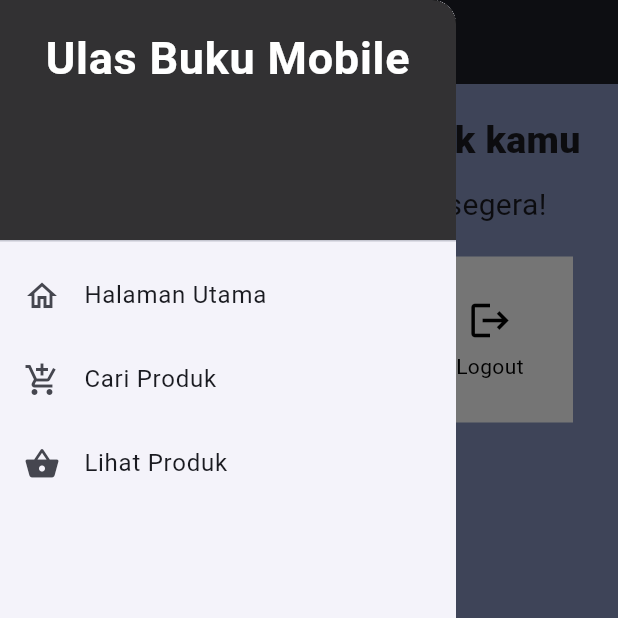
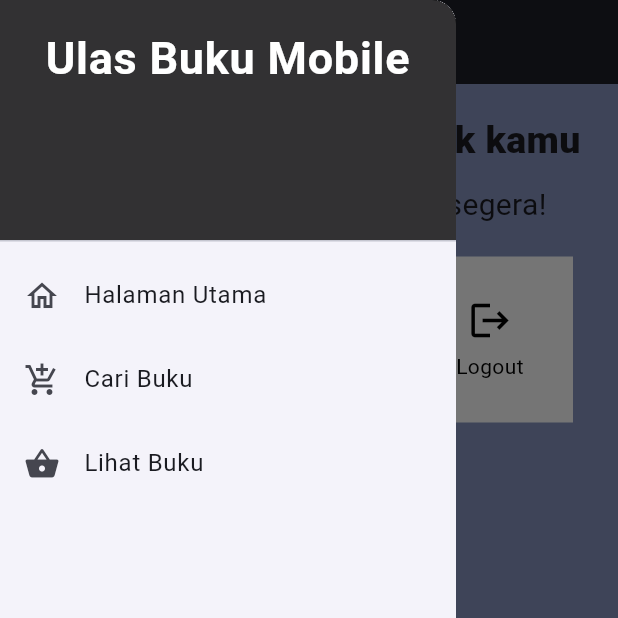
Before and after one commit to kelompok-e10/UlasBuku-Mobile, a Flutter app: the MyHomePage screen opened directly, with the side drawer open, on a phone screen of 412 x 824 dp, the top half of it. Run offline on Flutter 3.47's test engine with Material 3 defaults, Android fonts, the phone set to English and light mode, and no system bars; missing offline and left inert: pbp_django_auth.

Commit message:
cari buku lihat buku done

```diff
--- a/lib/widgets/left_drawer.dart
+++ b/lib/widgets/left_drawer.dart
@@ -44,21 +44,21 @@ class LeftDrawer extends StatelessWidget {
           ),
           ListTile(
             leading: const Icon(Icons.add_shopping_cart),
-            title: const Text('Cari Produk'),
+            title: const Text('Cari Buku'),
             // Bagian redirection ke ShopFormPage
             onTap: () {
               Navigator.pushReplacement(
                   context,
                   MaterialPageRoute(
-                    builder: (context) =>  ProductSearchPage(),
+                    builder: (context) => ProductSearchPage(),
                   ));
             },
           ),
           ListTile(
             leading: const Icon(Icons.shopping_basket),
-            title: const Text('Lihat Produk'),
+            title: const Text('Lihat Buku'),
             onTap: () {
-              // Route menu ke halaman produk
+              // Route menu ke halaman Buku
               Navigator.push(
                 context,
                 MaterialPageRoute(builder: (context) => const ProductPage()),
```
